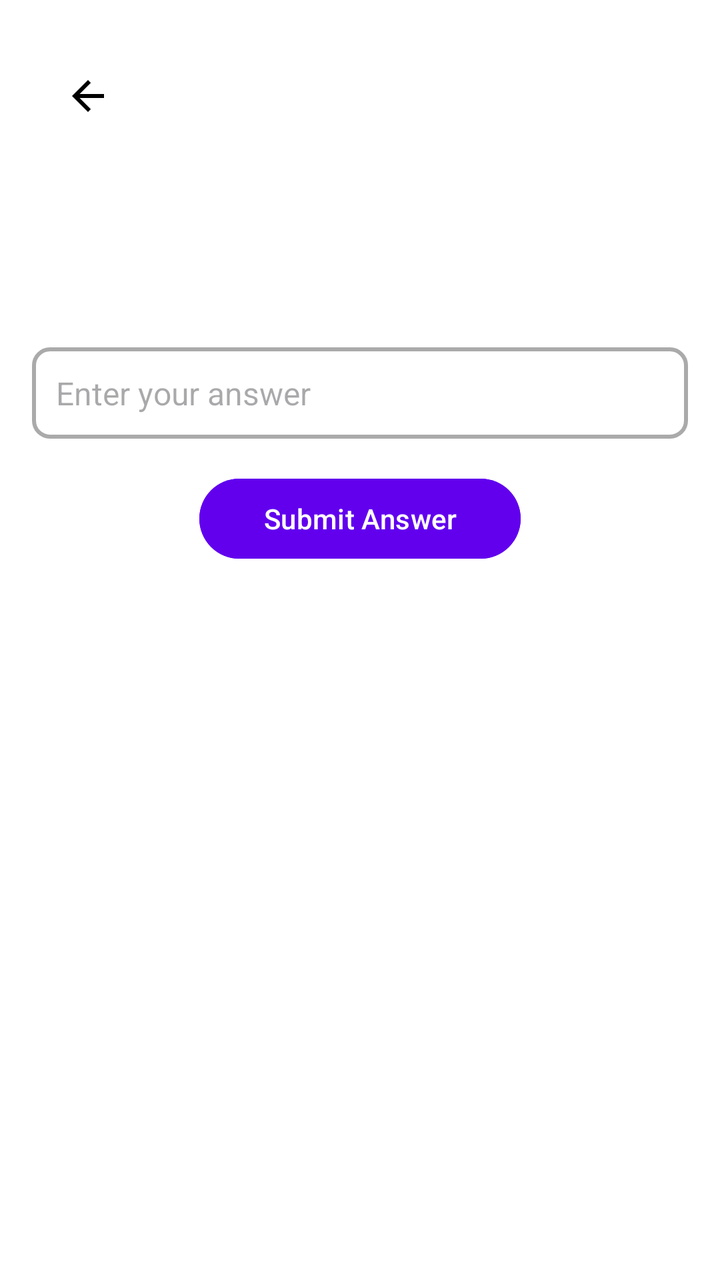
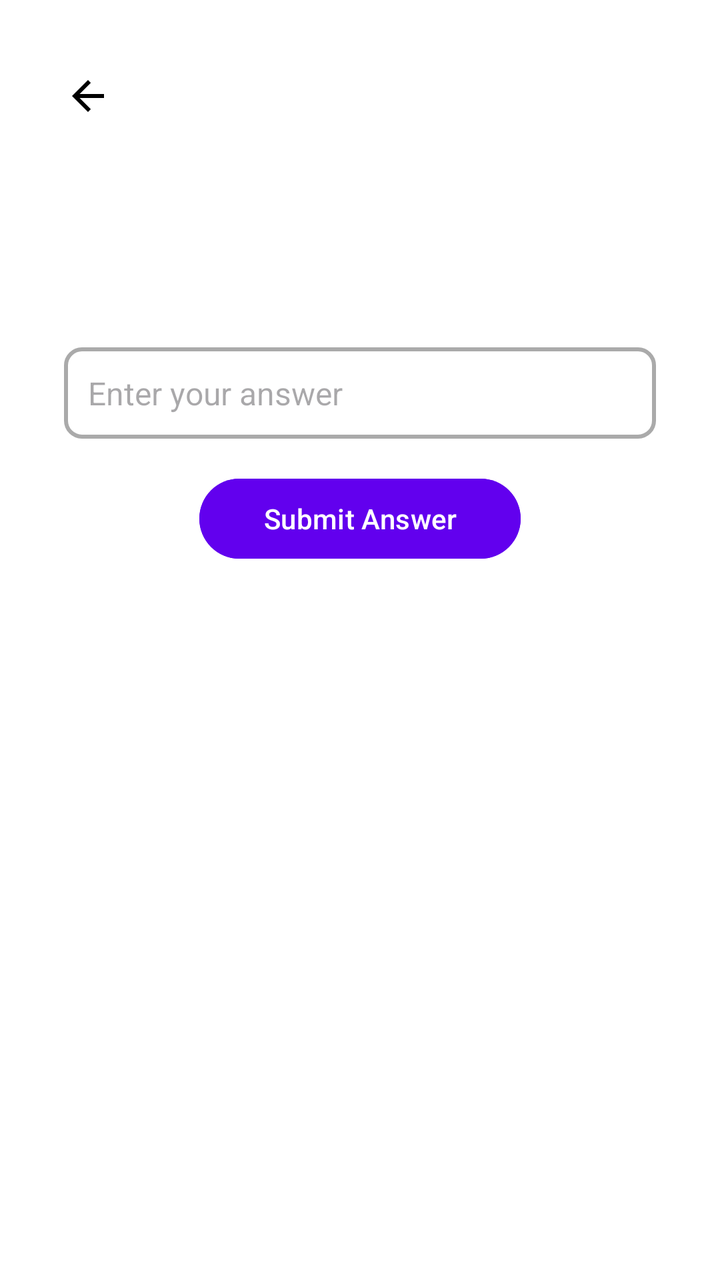

An Android layout rendered at two revisions. The XML below is the earlier revision; the diff shows what the commit changed to produce the second picture.
<!-- AndroidManifest.xml: application theme Theme.Qacandroid -->
<!-- res/layout/activity_question_detail.xml -->
<?xml version="1.0" encoding="utf-8"?>
<LinearLayout xmlns:android="http://schemas.android.com/apk/res/android"
    xmlns:app="http://schemas.android.com/apk/res-auto"
    android:layout_width="match_parent"
    android:layout_height="match_parent"
    android:orientation="vertical"
    android:background="@android:color/white"
    android:padding="16dp"
    android:fitsSystemWindows="true">

    
    <androidx.appcompat.widget.Toolbar
        android:id="@+id/toolbar"
        android:layout_width="match_parent"
        android:layout_height="wrap_content"
        android:background="@android:color/transparent"
        android:elevation="0dp"
        android:title="Question Detail"
        android:titleTextColor="@android:color/black"
        app:navigationIcon="@drawable/ic_baseline_arrow_back_24" />

    
    <TextView
        android:id="@+id/question_title"
        android:layout_width="match_parent"
        android:layout_height="wrap_content"
        android:textSize="22sp"
        android:textStyle="bold"
        android:textColor="@android:color/black"
        android:gravity="center"
        android:layout_marginTop="16dp" />

    
    <TextView
        android:id="@+id/question_content"
        android:layout_width="match_parent"
        android:layout_height="wrap_content"
        android:textSize="18sp"
        android:textColor="@android:color/darker_gray"
        android:layout_marginTop="8dp" />

    
    <EditText
        android:id="@+id/answerEditText"
        android:layout_width="match_parent"
        android:layout_height="wrap_content"
        android:hint="Enter your answer"
        android:textColor="@android:color/black"
        android:textSize="16sp"
        android:padding="12dp"
        android:background="@drawable/edittext_border"
        android:layout_marginTop="16dp" />

    
    <Button
        android:id="@+id/submitAnswerButton"
        android:layout_width="wrap_content"
        android:layout_height="wrap_content"
        android:text="Submit Answer"
        android:textColor="@android:color/white"
        android:backgroundTint="@color/purple_500"
        android:layout_gravity="center"
        android:paddingHorizontal="32dp"
        android:paddingVertical="8dp"
        android:layout_marginTop="16dp" />

    
    <androidx.recyclerview.widget.RecyclerView
        android:id="@+id/answersRecyclerView"
        android:layout_width="match_parent"
        android:layout_height="wrap_content"
        android:layout_marginTop="16dp"/>
</LinearLayout>
<!-- resources referenced by this layout -->
<resources>
  <color name="purple_500">#6200EE</color>
  <!-- drawable edittext_border (drawable) -->
  <?xml version="1.0" encoding="utf-8"?>
  <shape xmlns:android="http://schemas.android.com/apk/res/android"
      android:shape="rectangle">
      <solid android:color="@android:color/white"/>
      <stroke android:width="2dp" android:color="@android:color/darker_gray"/>
      <corners android:radius="8dp"/>
      <padding android:left="10dp" android:right="10dp"/>
  </shape>
  <!-- drawable ic_baseline_arrow_back_24 (drawable) -->
  <vector xmlns:android="http://schemas.android.com/apk/res/android" android:autoMirrored="true" android:height="24dp" android:tint="#000000" android:viewportHeight="24" android:viewportWidth="24" android:width="24dp">
        
      <path android:fillColor="@android:color/white" android:pathData="M20,11H7.83l5.59,-5.59L12,4l-8,8 8,8 1.41,-1.41L7.83,13H20v-2z"/>
      
  </vector>
  <style name="Theme.Qacandroid" parent="Base.Theme.Qacandroid" />
  <style name="Base.Theme.Qacandroid" parent="Theme.Material3.DayNight.NoActionBar">
          
          
      </style>
</resources>

<!-- the commit's change to res/layout/activity_question_detail.xml (unified diff, before → after) -->
@@ -37,6 +37,8 @@
         android:layout_height="wrap_content"
         android:textSize="18sp"
         android:textColor="@android:color/darker_gray"
+        android:layout_marginStart="16dp"
+        android:layout_marginEnd="16dp"
         android:layout_marginTop="8dp" />
 
     
@@ -49,6 +51,8 @@
         android:textSize="16sp"
         android:padding="12dp"
         android:background="@drawable/edittext_border"
+        android:layout_marginStart="16dp"
+        android:layout_marginEnd="16dp"
         android:layout_marginTop="16dp" />
 
     
